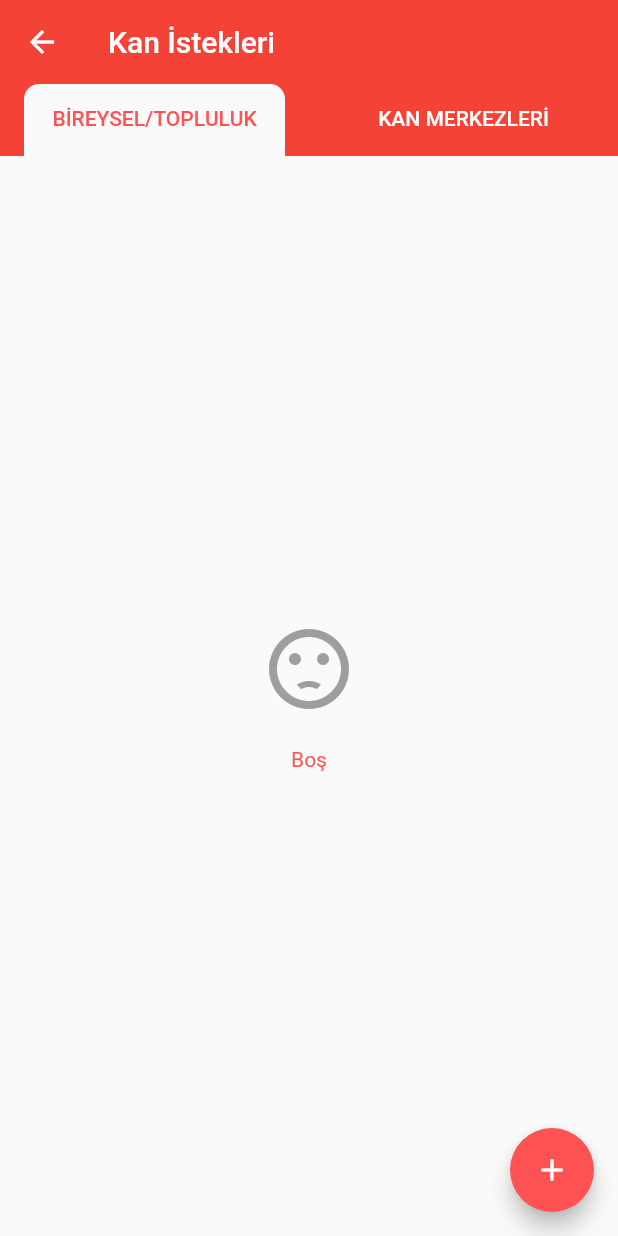
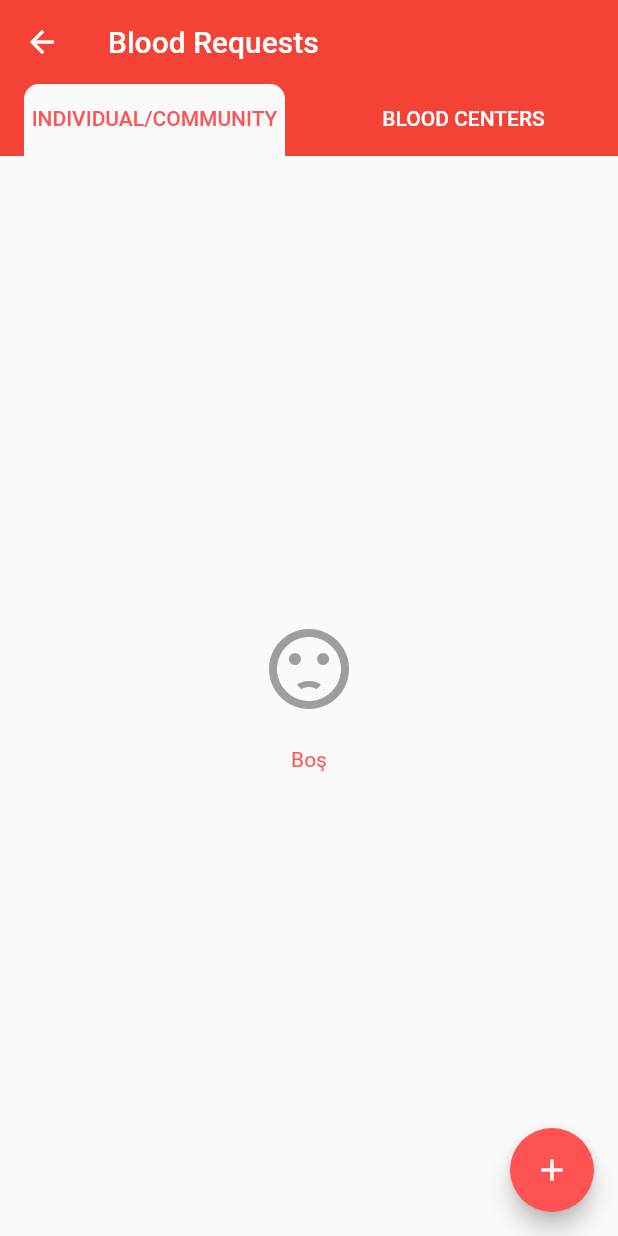
Before and after one commit to FiratAlabuga/KanDostumV2, a Flutter app: the CampaignPage screen opened directly, on a phone screen of 412 x 824 dp. Run offline on Flutter 3.47's test engine with Material 2 defaults, Android fonts, the phone set to English and light mode, and no system bars; our stand-ins replace bottom_navy_bar, cloud_firestore, dynamic_theme, expansion_tile_card, extended_image, firebase_auth and 10 more; missing offline and left inert: maps_launcher, search_cep, simple_speed_dial, social_share; accounts and stored records are empty; generated files the repository leaves out were written again.

Commit message:
Update campaign_page.dart
Şilan

```diff
--- a/Mobil_App/lib/app/modules/campaigns/pages/campaign_page.dart
+++ b/Mobil_App/lib/app/modules/campaigns/pages/campaign_page.dart
@@ -14,7 +14,7 @@ class _CampaignPageState extends State<CampaignPage> {
       length: 2,
       child: Scaffold(
         appBar: AppBar(
-          title: Text('Kan İstekleri'),
+          title: Text('Blood Requests'),
           elevation: 0,
           bottom: TabBar(
             labelColor: Colors.redAccent,
@@ -31,13 +31,13 @@ class _CampaignPageState extends State<CampaignPage> {
               Tab(
                 child: Align(
                   alignment: Alignment.center,
-                  child: Text("BİREYSEL/TOPLULUK"),
+                  child: Text("INDIVIDUAL/COMMUNITY"),
                 ),
               ),
               Tab(
                 child: Align(
                   alignment: Alignment.center,
-                  child: Text("KAN MERKEZLERİ"),
+                  child: Text("BLOOD CENTERS"),
                 ),
               ),
             ],
```
